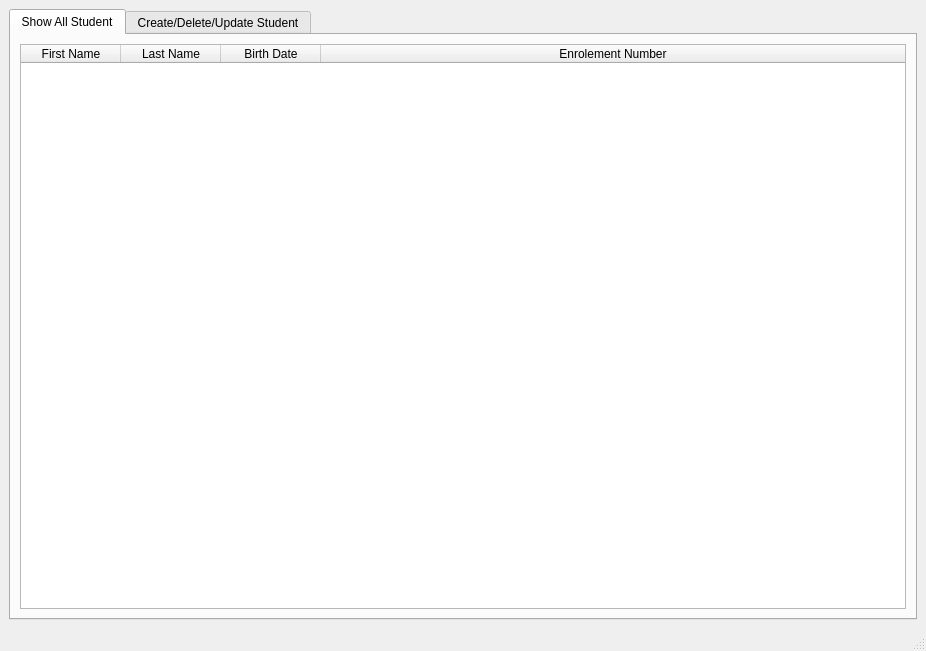
ishoiyam/python_project, file main.ui: the form before one commit.
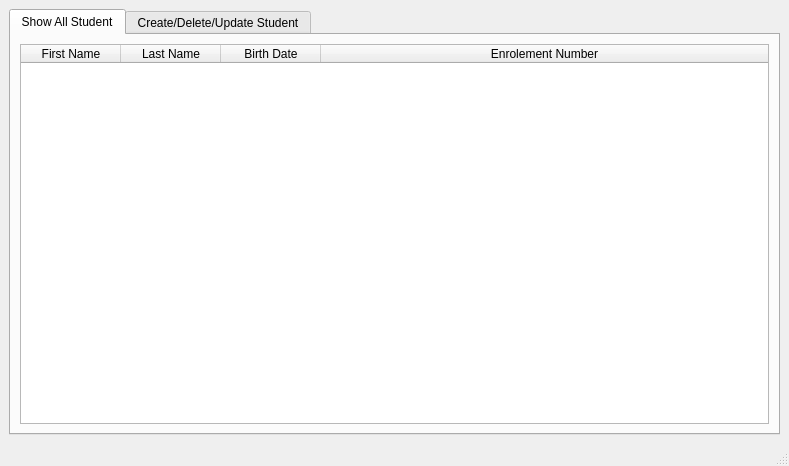
The form after the commit.

What changed in the file:
```diff
--- a/main.ui
+++ b/main.ui
@@ -6,8 +6,8 @@
    <rect>
     <x>0</x>
     <y>0</y>
-    <width>926</width>
-    <height>651</height>
+    <width>789</width>
+    <height>466</height>
    </rect>
   </property>
   <property name="windowTitle">
```
